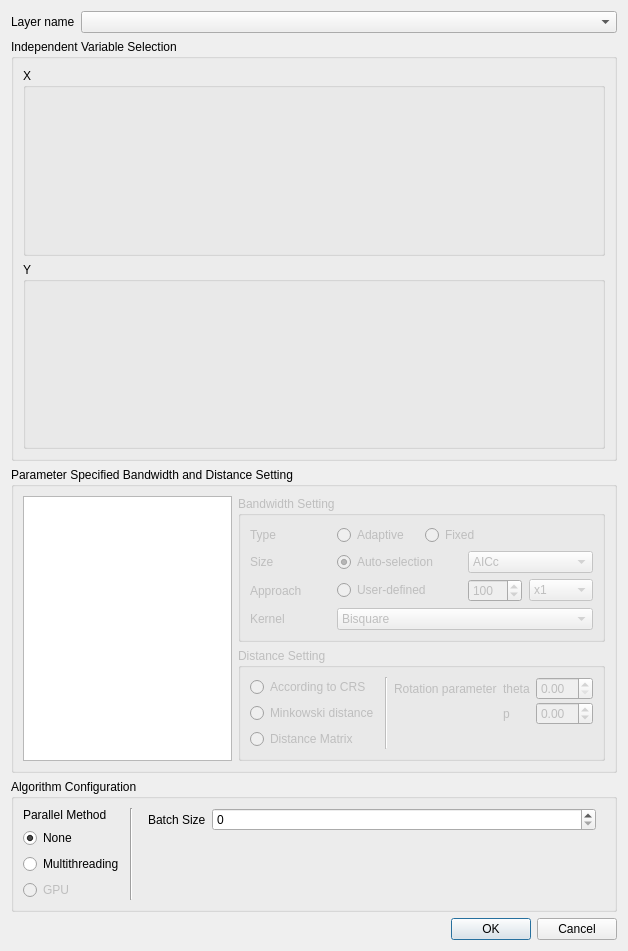
Before: the Qt Designer form gwmcorrelationdialog.ui in GWmodel-Lab/GWmodelS, drawn with Qt 5.
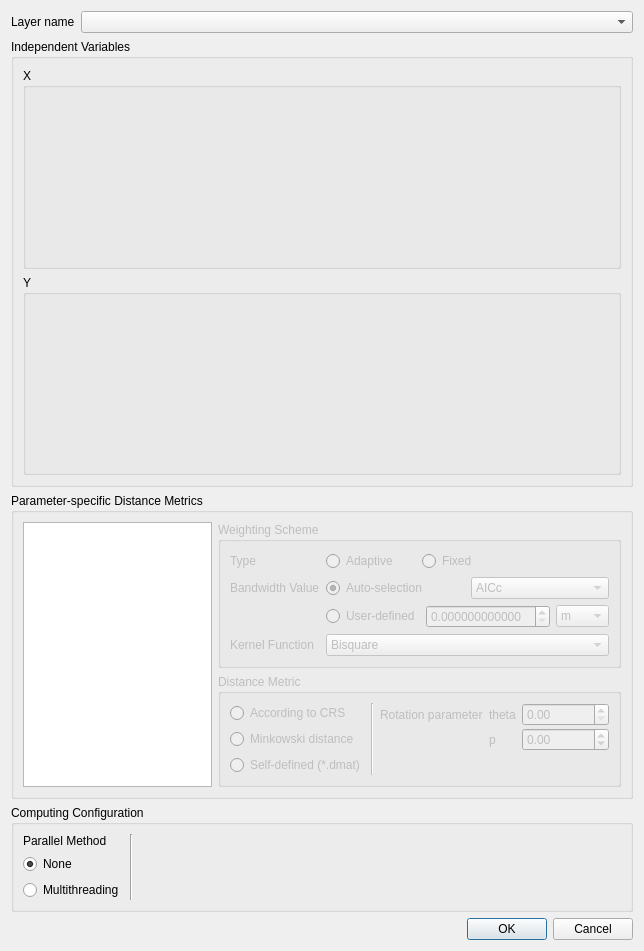
After: the same form once the commit is applied. The open tabs and pages were chosen to show the change. Custom widgets are drawn as their Qt base class.

Diff of the .ui file:
```diff
--- a/gwmcorrelationdialog.ui
+++ b/gwmcorrelationdialog.ui
@@ -1,12 +1,12 @@
 <?xml version="1.0" encoding="UTF-8"?>
 <ui version="4.0">
  <class>gwmcorrelationdialog</class>
- <widget class="QWidget" name="gwmcorrelationdialog">
+ <widget class="QDialog" name="gwmcorrelationdialog">
   <property name="geometry">
    <rect>
     <x>0</x>
     <y>0</y>
-    <width>628</width>
+    <width>644</width>
     <height>951</height>
    </rect>
   </property>
@@ -49,7 +49,7 @@
       </size>
      </property>
      <property name="title">
-      <string>Independent Variable Selection</string>
+      <string>Independent Variables</string>
      </property>
      <layout class="QVBoxLayout" name="verticalLayout">
       <item>
@@ -114,7 +114,7 @@
       </sizepolicy>
      </property>
      <property name="title">
-      <string>Parameter Specified Bandwidth and Distance Setting</string>
+      <string>Parameter-specific Distance Metrics</string>
      </property>
      <layout class="QGridLayout" name="gridLayout_2">
       <item row="0" column="0">
@@ -141,7 +141,7 @@
            </sizepolicy>
           </property>
           <property name="title">
-           <string>Bandwidth Setting</string>
+           <string>Weighting Scheme</string>
           </property>
           <layout class="QGridLayout" name="gridLayout_3">
            <property name="topMargin">
@@ -153,93 +153,46 @@
            <property name="spacing">
             <number>6</number>
            </property>
-           <item row="2" column="1" colspan="3">
-            <layout class="QHBoxLayout" name="horizontalLayout_3">
+           <item row="4" column="1" colspan="3">
+            <widget class="QComboBox" name="mBwKernelFunctionCombo">
              <item>
-              <widget class="QRadioButton" name="mBwSizeCustomizeRadio">
-               <property name="sizePolicy">
-                <sizepolicy hsizetype="Preferred" vsizetype="Fixed">
-                 <horstretch>0</horstretch>
-                 <verstretch>0</verstretch>
-                </sizepolicy>
-               </property>
-               <property name="text">
-                <string>User-defined</string>
-               </property>
-               <property name="checked">
-                <bool>false</bool>
-               </property>
-              </widget>
+              <property name="text">
+               <string>Bisquare</string>
+              </property>
              </item>
              <item>
-              <layout class="QHBoxLayout" name="horizontalLayout">
-               <property name="spacing">
-                <number>7</number>
-               </property>
-               <item>
-                <widget class="QSpinBox" name="mBwSizeAdaptiveSize">
-                 <property name="maximum">
-                  <number>1000</number>
-                 </property>
-                 <property name="value">
-                  <number>100</number>
-                 </property>
-                </widget>
-               </item>
-               <item>
-                <widget class="QComboBox" name="mBwSizeAdaptiveUnit">
-                 <property name="sizePolicy">
-                  <sizepolicy hsizetype="Fixed" vsizetype="Fixed">
-                   <horstretch>0</horstretch>
-                   <verstretch>0</verstretch>
-                  </sizepolicy>
-                 </property>
-                 <item>
-                  <property name="text">
-                   <string>x1</string>
-                  </property>
-                 </item>
-                 <item>
-                  <property name="text">
-                   <string>x10</string>
-                  </property>
-                 </item>
-                 <item>
-                  <property name="text">
-                   <string>x100</string>
-                  </property>
-                 </item>
-                 <item>
-                  <property name="text">
-                   <string>x1000</string>
-                  </property>
-                 </item>
-                </widget>
-               </item>
-              </layout>
+              <property name="text">
+               <string>Gaussion</string>
+              </property>
              </item>
-            </layout>
+             <item>
+              <property name="text">
+               <string>Exponential</string>
+              </property>
+             </item>
+             <item>
+              <property name="text">
+               <string>Tricube</string>
+              </property>
+             </item>
+             <item>
+              <property name="text">
+               <string>Boxcar</string>
+              </property>
+             </item>
+            </widget>
+           </item>
+           <item row="0" column="1">
+            <widget class="QRadioButton" name="mBwTypeAdaptiveRadio">
+             <property name="text">
+              <string>Adaptive</string>
+             </property>
+            </widget>
            </item>
            <item row="1" column="0">
-            <widget class="QLabel" name="label_3">
-             <property name="sizePolicy">
-              <sizepolicy hsizetype="Preferred" vsizetype="Preferred">
-               <horstretch>0</horstretch>
-               <verstretch>0</verstretch>
-              </sizepolicy>
-             </property>
-             <property name="text">
-              <string>Size</string>
-             </property>
-             <property name="alignment">
-              <set>Qt::AlignLeading|Qt::AlignLeft|Qt::AlignVCenter</set>
-             </property>
-            </widget>
-           </item>
-           <item row="2" column="0">
             <widget class="QLabel" name="label_18">
              <property name="text">
-              <string>Approach</string>
+              <string>Bandwidth Value</string>
              </property>
             </widget>
            </item>
@@ -266,38 +219,27 @@
                <property name="currentText">
                 <string>AICc</string>
                </property>
-               <item>
-                <property name="text">
-                 <string>AICc</string>
-                </property>
-               </item>
+               <property name="currentIndex">
+                <number>1</number>
+               </property>
                <item>
                 <property name="text">
                  <string>CV</string>
                 </property>
                </item>
+               <item>
+                <property name="text">
+                 <string>AICc</string>
+                </property>
+               </item>
               </widget>
              </item>
             </layout>
            </item>
-           <item row="0" column="2">
-            <widget class="QRadioButton" name="mDistTypeCRSRadio_3">
-             <property name="text">
-              <string>Fixed</string>
-             </property>
-            </widget>
-           </item>
-           <item row="3" column="0">
+           <item row="4" column="0">
             <widget class="QLabel" name="label_13">
              <property name="text">
-              <string>Kernel</string>
-             </property>
-            </widget>
-           </item>
-           <item row="0" column="1">
-            <widget class="QRadioButton" name="mDistTypeCRSRadio_2">
-             <property name="text">
-              <string>Adaptive</string>
+              <string>Kernel Function</string>
              </property>
             </widget>
            </item>
@@ -308,35 +250,147 @@
              </property>
             </widget>
            </item>
-           <item row="3" column="1" colspan="3">
-            <widget class="QComboBox" name="mBwKernelFunctionCombo">
-             <item>
-              <property name="text">
-               <string>Bisquare</string>
-              </property>
-             </item>
-             <item>
-              <property name="text">
-               <string>Gaussion</string>
-              </property>
-             </item>
-             <item>
-              <property name="text">
-               <string>Exponential</string>
-              </property>
-             </item>
-             <item>
-              <property name="text">
-               <string>Tricube</string>
-              </property>
-             </item>
-             <item>
-              <property name="text">
-               <string>Boxcar</string>
-              </property>
-             </item>
+           <item row="0" column="2">
+            <widget class="QRadioButton" name="mBwTypeFixedRadio">
+             <property name="text">
+              <string>Fixed</string>
+             </property>
             </widget>
            </item>
+           <item row="2" column="1" colspan="3">
+            <layout class="QHBoxLayout" name="horizontalLayout_3">
+             <item>
+              <widget class="QRadioButton" name="mBwSizeCustomizeRadio">
+               <property name="sizePolicy">
+                <sizepolicy hsizetype="Preferred" vsizetype="Fixed">
+                 <horstretch>0</horstretch>
+                 <verstretch>0</verstretch>
+                </sizepolicy>
+               </property>
+               <property name="text">
+                <string>User-defined</string>
+               </property>
+               <property name="checked">
+                <bool>false</bool>
+               </property>
+              </widget>
+             </item>
+             <item>
+              <widget class="QStackedWidget" name="mBwSizeSettingStack">
+               <property name="enabled">
+                <bool>false</bool>
+               </property>
+               <property name="currentIndex">
+                <number>0</number>
+               </property>
+               <widget class="QWidget" name="page_4">
+                <layout class="QHBoxLayout" name="horizontalLayout">
+                 <property name="leftMargin">
+                  <number>0</number>
+                 </property>
+                 <property name="topMargin">
+                  <number>0</number>
+                 </property>
+                 <property name="rightMargin">
+                  <number>0</number>
+                 </property>
+                 <property name="bottomMargin">
+                  <number>0</number>
+                 </property>
+                 <item>
+                  <widget class="QSpinBox" name="mBwSizeAdaptiveSize">
+                   <property name="maximum">
+                    <number>1000</number>
+                   </property>
+                   <property name="value">
+                    <number>100</number>
+                   </property>
+                  </widget>
+                 </item>
+                 <item>
+                  <widget class="QComboBox" name="mBwSizeAdaptiveUnit">
+                   <property name="sizePolicy">
+                    <sizepolicy hsizetype="Fixed" vsizetype="Fixed">
+                     <horstretch>0</horstretch>
+                     <verstretch>0</verstretch>
+                    </sizepolicy>
+                   </property>
+                   <item>
+                    <property name="text">
+                     <string>x1</string>
+                    </property>
+                   </item>
+                   <item>
+                    <property name="text">
+                     <string>x10</string>
+                    </property>
+                   </item>
+                   <item>
+                    <property name="text">
+                     <string>x100</string>
+                    </property>
+                   </item>
+                   <item>
+                    <property name="text">
+                     <string>x1000</string>
+                    </property>
+                   </item>
+                  </widget>
+                 </item>
+                </layout>
+               </widget>
+               <widget class="QWidget" name="page_6">
+                <layout class="QHBoxLayout" name="horizontalLayout_4">
+                 <property name="leftMargin">
+                  <number>0</number>
+                 </property>
+                 <property name="topMargin">
+                  <number>0</number>
+                 </property>
+                 <property name="rightMargin">
+                  <number>0</number>
+                 </property>
+                 <property name="bottomMargin">
+                  <number>0</number>
+                 </property>
+                 <item>
+                  <widget class="QDoubleSpinBox" name="mBwSizeFixedSize">
+                   <property name="decimals">
+                    <number>12</number>
+                   </property>
+                  </widget>
+                 </item>
+                 <item>
+                  <widget class="QComboBox" name="mBwSizeFixedUnit">
+                   <property name="sizePolicy">
+                    <sizepolicy hsizetype="Fixed" vsizetype="Fixed">
+                     <horstretch>0</horstretch>
+                     <verstretch>0</verstretch>
+                    </sizepolicy>
+                   </property>
+                   <item>
+                    <property name="text">
+                     <string>m</string>
+                    </property>
+                   </item>
+                   <item>
+                    <property name="text">
+                     <string>km</string>
+                    </property>
+                   </item>
+                   <item>
+                    <property name="text">
+                     <string>mile</string>
+                    </property>
+                   </item>
+                  </widget>
+                 </item>
+                </layout>
+               </widget>
+              </widget>
+             </item>
+            </layout>
+           </item>
           </layout>
          </widget>
         </item>
@@ -352,7 +406,7 @@
            </sizepolicy>
           </property>
           <property name="title">
-           <string>Distance Setting</string>
+           <string>Distance Metric</string>
           </property>
           <layout class="QHBoxLayout" name="horizontalLayout_2">
            <item>
@@ -374,7 +428,7 @@
              <item>
               <widget class="QRadioButton" name="mDistTypeDmatRadio">
                <property name="text">
-                <string>Distance Matrix</string>
+                <string>Self-defined (*.dmat)</string>
                </property>
               </widget>
              </item>
@@ -524,7 +578,7 @@
       </sizepolicy>
      </property>
      <property name="title">
-      <string>Algorithm Configuration</string>
+      <string>Computing Configuration</string>
      </property>
      <layout class="QGridLayout" name="gridLayout_4">
       <item row="0" column="0">
@@ -565,22 +619,6 @@
           </property>
          </widget>
         </item>
-        <item>
-         <widget class="QRadioButton" name="mCalcParallelGPURadio_2">
-          <property name="enabled">
-           <bool>false</bool>
-          </property>
-          <property name="sizePolicy">
-           <sizepolicy hsizetype="Fixed" vsizetype="Fixed">
-            <horstretch>0</horstretch>
-            <verstretch>0</verstretch>
-           </sizepolicy>
-          </property>
-          <property name="text">
-           <string>GPU</string>
-          </property>
-         </widget>
-        </item>
        </layout>
       </item>
       <item row="0" column="1">
@@ -595,7 +633,7 @@
         <property name="currentIndex">
          <number>0</number>
         </property>
-        <widget class="QWidget" name="page_4">
+        <widget class="QWidget" name="page_3">
          <layout class="QVBoxLayout" name="verticalLayout_3">
           <property name="topMargin">
            <number>0</number>
@@ -635,30 +673,6 @@
           </item>
          </layout>
         </widget>
-        <widget class="QWidget" name="page_6">
-         <layout class="QFormLayout" name="formLayout_8">
-          <property name="topMargin">
-           <number>0</number>
-          </property>
-          <property name="bottomMargin">
-           <number>0</number>
-          </property>
-          <item row="0" column="0">
-           <widget class="QLabel" name="label_12">
-            <property name="text">
-             <string>Batch Size</string>
-            </property>
-           </widget>
-          </item>
-          <item row="0" column="1">
-           <widget class="QSpinBox" name="mSampleGroupSize_2">
-            <property name="maximum">
-             <number>4096</number>
-            </property>
-           </widget>
-          </item>
-         </layout>
-        </widget>
        </widget>
       </item>
      </layout>
```
Left out of the diff: 55 changed lines with no effect on the pictures.
